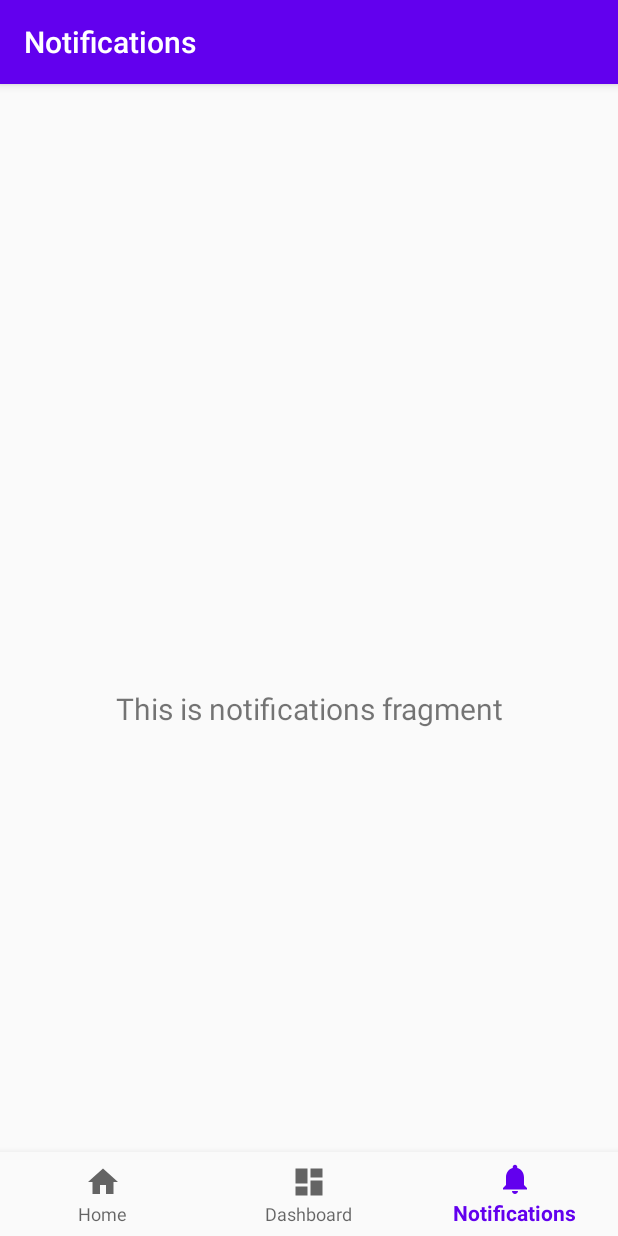
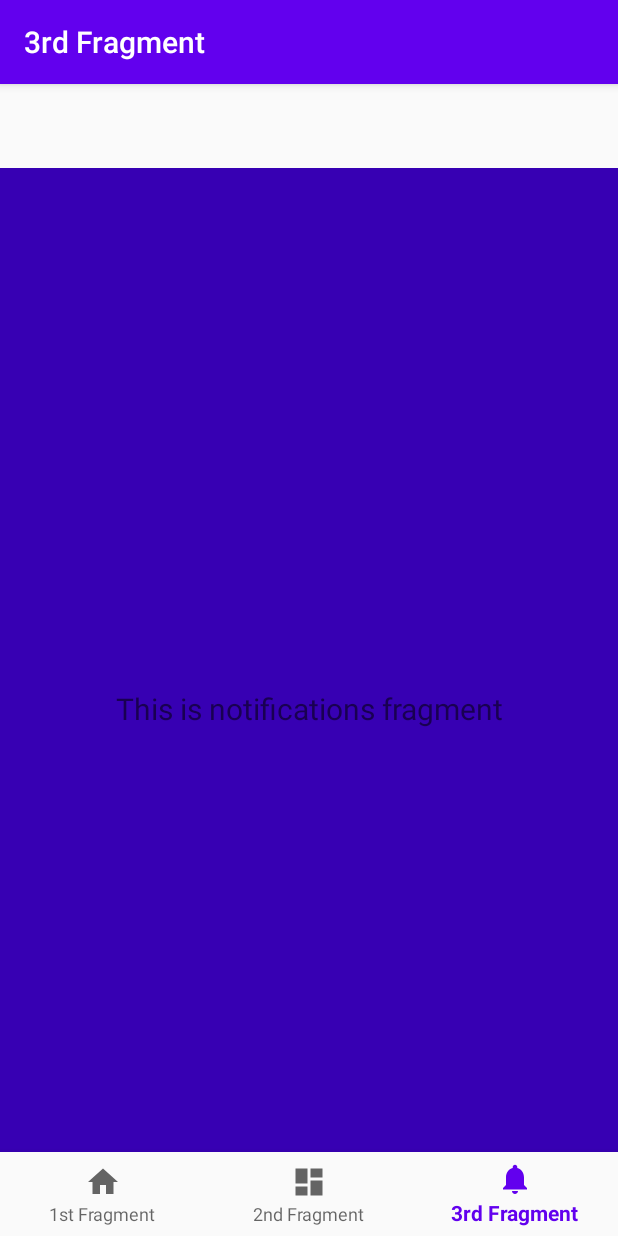
Before and after one commit to Exzeed/MobileAppDev_Lab3, an Android app: the screen it shows after launch (MainActivity before the commit, geerthanActivity after it), item 3 of the bottom bar chosen, on a phone screen of 412 x 824 dp. Run offline under Robolectric (Android 15) with nearby library versions, the phone set to English and light mode, and no system bars; our stand-ins replace navigation-ui.

Commit message:
Changes made to match specified naming conventions.

```diff
--- a/geerthanlab3/src/main/AndroidManifest.xml
+++ b/geerthanlab3/src/main/AndroidManifest.xml
@@ -10,7 +10,7 @@
         android:supportsRtl="true"
         android:theme="@style/AppTheme">
         <activity
-            android:name=".MainActivity"
+            android:name=".geerthanActivity"
             android:label="@string/app_name">
             <intent-filter>
                 <action android:name="android.intent.action.MAIN" />
--- a/geerthanlab3/src/main/java/geerthan/kanthasamy/s301033918/MainActivity.java
+++ b/geerthanlab3/src/main/java/geerthan/kanthasamy/s301033918/geerthanActivity.java
@@ -1,3 +1,9 @@
+/*
+ * Full Name: Geerthan Kanthasamy
+ * Student ID: 301033918
+ * Section Number: 002
+ */
+
 package geerthan.kanthasamy.s301033918;
 
 import android.os.Bundle;
@@ -10,7 +16,7 @@ import androidx.navigation.Navigation;
 import androidx.navigation.ui.AppBarConfiguration;
 import androidx.navigation.ui.NavigationUI;
 
-public class MainActivity extends AppCompatActivity {
+public class geerthanActivity extends AppCompatActivity {
 
     @Override
     protected void onCreate(Bundle savedInstanceState) {
@@ -20,7 +26,7 @@ public class MainActivity extends AppCompatActivity {
         // Passing each menu ID as a set of Ids because each
         // menu should be considered as top level destinations.
         AppBarConfiguration appBarConfiguration = new AppBarConfiguration.Builder(
-                R.id.navigation_home, R.id.navigation_dashboard, R.id.navigation_notifications)
+                R.id.navigation_first, R.id.navigation_second, R.id.navigation_third)
                 .build();
         NavController navController = Navigation.findNavController(this, R.id.nav_host_fragment);
         NavigationUI.setupActionBarWithNavController(this, navController, appBarConfiguration);
--- a/geerthanlab3/src/main/java/geerthan/kanthasamy/s301033918/ui/notifications/NotificationsFragment.java
+++ b/geerthanlab3/src/main/java/geerthan/kanthasamy/s301033918/ui/first/GeerthanFragment.java
@@ -1,4 +1,10 @@
-package geerthan.kanthasamy.s301033918.ui.notifications;
+/*
+ * Full Name: Geerthan Kanthasamy
+ * Student ID: 301033918
+ * Section Number: 002
+ */
+
+package geerthan.kanthasamy.s301033918.ui.first;
 
 import android.os.Bundle;
 import android.view.LayoutInflater;
@@ -14,17 +20,17 @@ import androidx.lifecycle.ViewModelProviders;
 
 import geerthan.kanthasamy.s301033918.R;
 
-public class NotificationsFragment extends Fragment {
+public class GeerthanFragment extends Fragment {
 
-    private NotificationsViewModel notificationsViewModel;
+    private GeerthanViewModel geerthanViewModel;
 
     public View onCreateView(@NonNull LayoutInflater inflater,
                              ViewGroup container, Bundle savedInstanceState) {
-        notificationsViewModel =
-                ViewModelProviders.of(this).get(NotificationsViewModel.class);
-        View root = inflater.inflate(R.layout.fragment_notifications, container, false);
-        final TextView textView = root.findViewById(R.id.text_notifications);
-        notificationsViewModel.getText().observe(getViewLifecycleOwner(), new Observer<String>() {
+        geerthanViewModel =
+                ViewModelProviders.of(this).get(GeerthanViewModel.class);
+        View root = inflater.inflate(R.layout.fragment_first, container, false);
+        final TextView textView = root.findViewById(R.id.text_home);
+        geerthanViewModel.getText().observe(getViewLifecycleOwner(), new Observer<String>() {
             @Override
             public void onChanged(@Nullable String s) {
                 textView.setText(s);
--- a/geerthanlab3/src/main/java/geerthan/kanthasamy/s301033918/ui/home/HomeViewModel.java
+++ b/geerthanlab3/src/main/java/geerthan/kanthasamy/s301033918/ui/first/GeerthanViewModel.java
@@ -1,14 +1,20 @@
-package geerthan.kanthasamy.s301033918.ui.home;
+/*
+ * Full Name: Geerthan Kanthasamy
+ * Student ID: 301033918
+ * Section Number: 002
+ */
+
+package geerthan.kanthasamy.s301033918.ui.first;
 
 import androidx.lifecycle.LiveData;
 import androidx.lifecycle.MutableLiveData;
 import androidx.lifecycle.ViewModel;
 
-public class HomeViewModel extends ViewModel {
+public class GeerthanViewModel extends ViewModel {
 
     private MutableLiveData<String> mText;
 
-    public HomeViewModel() {
+    public GeerthanViewModel() {
         mText = new MutableLiveData<>();
         mText.setValue("This is home fragment");
     }
--- a/geerthanlab3/src/main/java/geerthan/kanthasamy/s301033918/ui/dashboard/DashboardFragment.java
+++ b/geerthanlab3/src/main/java/geerthan/kanthasamy/s301033918/ui/second/KanthasamyFragment.java
@@ -1,4 +1,10 @@
-package geerthan.kanthasamy.s301033918.ui.dashboard;
+/*
+* Full Name: Geerthan Kanthasamy
+* Student ID: 301033918
+* Section Number: 002
+*/
+
+package geerthan.kanthasamy.s301033918.ui.second;
 
 import android.os.Bundle;
 import android.view.LayoutInflater;
@@ -14,17 +20,17 @@ import androidx.lifecycle.ViewModelProviders;
 
 import geerthan.kanthasamy.s301033918.R;
 
-public class DashboardFragment extends Fragment {
+public class KanthasamyFragment extends Fragment {
 
-    private DashboardViewModel dashboardViewModel;
+    private KanthasamyViewModel kanthasamyViewModel;
 
     public View onCreateView(@NonNull LayoutInflater inflater,
                              ViewGroup container, Bundle savedInstanceState) {
-        dashboardViewModel =
-                ViewModelProviders.of(this).get(DashboardViewModel.class);
-        View root = inflater.inflate(R.layout.fragment_dashboard, container, false);
+        kanthasamyViewModel =
+                ViewModelProviders.of(this).get(KanthasamyViewModel.class);
+        View root = inflater.inflate(R.layout.fragment_second, container, false);
         final TextView textView = root.findViewById(R.id.text_dashboard);
-        dashboardViewModel.getText().observe(getViewLifecycleOwner(), new Observer<String>() {
+        kanthasamyViewModel.getText().observe(getViewLifecycleOwner(), new Observer<String>() {
             @Override
             public void onChanged(@Nullable String s) {
                 textView.setText(s);
--- a/geerthanlab3/src/main/java/geerthan/kanthasamy/s301033918/ui/dashboard/DashboardViewModel.java
+++ b/geerthanlab3/src/main/java/geerthan/kanthasamy/s301033918/ui/second/KanthasamyViewModel.java
@@ -1,14 +1,20 @@
-package geerthan.kanthasamy.s301033918.ui.dashboard;
+/*
+ * Full Name: Geerthan Kanthasamy
+ * Student ID: 301033918
+ * Section Number: 002
+ */
+
+package geerthan.kanthasamy.s301033918.ui.second;
 
 import androidx.lifecycle.LiveData;
 import androidx.lifecycle.MutableLiveData;
 import androidx.lifecycle.ViewModel;
 
-public class DashboardViewModel extends ViewModel {
+public class KanthasamyViewModel extends ViewModel {
 
     private MutableLiveData<String> mText;
 
-    public DashboardViewModel() {
+    public KanthasamyViewModel() {
         mText = new MutableLiveData<>();
         mText.setValue("This is dashboard fragment");
     }
--- a/geerthanlab3/src/main/java/geerthan/kanthasamy/s301033918/ui/home/HomeFragment.java
+++ b/geerthanlab3/src/main/java/geerthan/kanthasamy/s301033918/ui/third/S301033918Fragment.java
@@ -1,4 +1,10 @@
-package geerthan.kanthasamy.s301033918.ui.home;
+/*
+ * Full Name: Geerthan Kanthasamy
+ * Student ID: 301033918
+ * Section Number: 002
+ */
+
+package geerthan.kanthasamy.s301033918.ui.third;
 
 import android.os.Bundle;
 import android.view.LayoutInflater;
@@ -14,17 +20,17 @@ import androidx.lifecycle.ViewModelProviders;
 
 import geerthan.kanthasamy.s301033918.R;
 
-public class HomeFragment extends Fragment {
+public class S301033918Fragment extends Fragment {
 
-    private HomeViewModel homeViewModel;
+    private S301033918ViewModel s301033918ViewModel;
 
     public View onCreateView(@NonNull LayoutInflater inflater,
                              ViewGroup container, Bundle savedInstanceState) {
-        homeViewModel =
-                ViewModelProviders.of(this).get(HomeViewModel.class);
-        View root = inflater.inflate(R.layout.fragment_home, container, false);
-        final TextView textView = root.findViewById(R.id.text_home);
-        homeViewModel.getText().observe(getViewLifecycleOwner(), new Observer<String>() {
+        s301033918ViewModel =
+                ViewModelProviders.of(this).get(S301033918ViewModel.class);
+        View root = inflater.inflate(R.layout.fragment_third, container, false);
+        final TextView textView = root.findViewById(R.id.text_notifications);
+        s301033918ViewModel.getText().observe(getViewLifecycleOwner(), new Observer<String>() {
             @Override
             public void onChanged(@Nullable String s) {
                 textView.setText(s);
--- a/geerthanlab3/src/main/java/geerthan/kanthasamy/s301033918/ui/notifications/NotificationsViewModel.java
+++ b/geerthanlab3/src/main/java/geerthan/kanthasamy/s301033918/ui/third/S301033918ViewModel.java
@@ -1,14 +1,20 @@
-package geerthan.kanthasamy.s301033918.ui.notifications;
+/*
+ * Full Name: Geerthan Kanthasamy
+ * Student ID: 301033918
+ * Section Number: 002
+ */
+
+package geerthan.kanthasamy.s301033918.ui.third;
 
 import androidx.lifecycle.LiveData;
 import androidx.lifecycle.MutableLiveData;
 import androidx.lifecycle.ViewModel;
 
-public class NotificationsViewModel extends ViewModel {
+public class S301033918ViewModel extends ViewModel {
 
     private MutableLiveData<String> mText;
 
-    public NotificationsViewModel() {
+    public S301033918ViewModel() {
         mText = new MutableLiveData<>();
         mText.setValue("This is notifications fragment");
     }
--- a/geerthanlab3/src/main/res/layout/fragment_home.xml
+++ b/geerthanlab3/src/main/res/layout/fragment_first.xml
@@ -4,7 +4,8 @@
     xmlns:tools="http://schemas.android.com/tools"
     android:layout_width="match_parent"
     android:layout_height="match_parent"
-    tools:context=".ui.home.HomeFragment">
+    android:background="@color/colorAccent"
+    tools:context=".ui.first.GeerthanFragment">
 
     <TextView
         android:id="@+id/text_home"
--- a/geerthanlab3/src/main/res/layout/fragment_notifications.xml
+++ b/geerthanlab3/src/main/res/layout/fragment_second.xml
@@ -4,10 +4,11 @@
     xmlns:tools="http://schemas.android.com/tools"
     android:layout_width="match_parent"
     android:layout_height="match_parent"
-    tools:context=".ui.notifications.NotificationsFragment">
+    android:background="@color/colorPrimary"
+    tools:context=".ui.second.KanthasamyFragment">
 
     <TextView
-        android:id="@+id/text_notifications"
+        android:id="@+id/text_dashboard"
         android:layout_width="match_parent"
         android:layout_height="wrap_content"
         android:layout_marginStart="8dp"
--- a/geerthanlab3/src/main/res/layout/fragment_dashboard.xml
+++ b/geerthanlab3/src/main/res/layout/fragment_third.xml
@@ -4,10 +4,11 @@
     xmlns:tools="http://schemas.android.com/tools"
     android:layout_width="match_parent"
     android:layout_height="match_parent"
-    tools:context=".ui.dashboard.DashboardFragment">
+    android:background="@color/colorPrimaryDark"
+    tools:context=".ui.third.S301033918Fragment">
 
     <TextView
-        android:id="@+id/text_dashboard"
+        android:id="@+id/text_notifications"
         android:layout_width="match_parent"
         android:layout_height="wrap_content"
         android:layout_marginStart="8dp"
--- a/geerthanlab3/src/main/res/menu/bottom_nav_menu.xml
+++ b/geerthanlab3/src/main/res/menu/bottom_nav_menu.xml
@@ -2,18 +2,18 @@
 <menu xmlns:android="http://schemas.android.com/apk/res/android">
 
     <item
-        android:id="@+id/navigation_home"
+        android:id="@+id/navigation_first"
         android:icon="@drawable/ic_home_black_24dp"
-        android:title="@string/title_home" />
+        android:title="@string/title_first" />
 
     <item
-        android:id="@+id/navigation_dashboard"
+        android:id="@+id/navigation_second"
         android:icon="@drawable/ic_dashboard_black_24dp"
-        android:title="@string/title_dashboard" />
+        android:title="@string/title_second" />
 
     <item
-        android:id="@+id/navigation_notifications"
+        android:id="@+id/navigation_third"
         android:icon="@drawable/ic_notifications_black_24dp"
-        android:title="@string/title_notifications" />
+        android:title="@string/title_third" />
 
 </menu>
--- a/geerthanlab3/src/main/res/navigation/mobile_navigation.xml
+++ b/geerthanlab3/src/main/res/navigation/mobile_navigation.xml
@@ -3,23 +3,23 @@
     xmlns:app="http://schemas.android.com/apk/res-auto"
     xmlns:tools="http://schemas.android.com/tools"
     android:id="@+id/mobile_navigation"
-    app:startDestination="@+id/navigation_home">
+    app:startDestination="@+id/navigation_first">
 
     <fragment
-        android:id="@+id/navigation_home"
-        android:name="geerthan.kanthasamy.s301033918.ui.home.HomeFragment"
-        android:label="@string/title_home"
-        tools:layout="@layout/fragment_home" />
+        android:id="@+id/navigation_first"
+        android:name="geerthan.kanthasamy.s301033918.ui.first.GeerthanFragment"
+        android:label="@string/title_first"
+        tools:layout="@layout/fragment_first" />
 
     <fragment
-        android:id="@+id/navigation_dashboard"
-        android:name="geerthan.kanthasamy.s301033918.ui.dashboard.DashboardFragment"
-        android:label="@string/title_dashboard"
-        tools:layout="@layout/fragment_dashboard" />
+        android:id="@+id/navigation_second"
+        android:name="geerthan.kanthasamy.s301033918.ui.second.KanthasamyFragment"
+        android:label="@string/title_second"
+        tools:layout="@layout/fragment_second" />
 
     <fragment
-        android:id="@+id/navigation_notifications"
-        android:name="geerthan.kanthasamy.s301033918.ui.notifications.NotificationsFragment"
-        android:label="@string/title_notifications"
-        tools:layout="@layout/fragment_notifications" />
+        android:id="@+id/navigation_third"
+        android:name="geerthan.kanthasamy.s301033918.ui.third.S301033918Fragment"
+        android:label="@string/title_third"
+        tools:layout="@layout/fragment_third" />
 </navigation>
--- a/geerthanlab3/src/main/res/values/strings.xml
+++ b/geerthanlab3/src/main/res/values/strings.xml
@@ -1,6 +1,12 @@
+<!--
+Full Name: Geerthan Kanthasamy
+Student ID: 301033918
+Section Number: 002
+-->
+
 <resources>
     <string name="app_name">GeerthanLab3</string>
-    <string name="title_home">Home</string>
-    <string name="title_dashboard">Dashboard</string>
-    <string name="title_notifications">Notifications</string>
+    <string name="title_first">1st Fragment</string>
+    <string name="title_second">2nd Fragment</string>
+    <string name="title_third">3rd Fragment</string>
 </resources>
```
